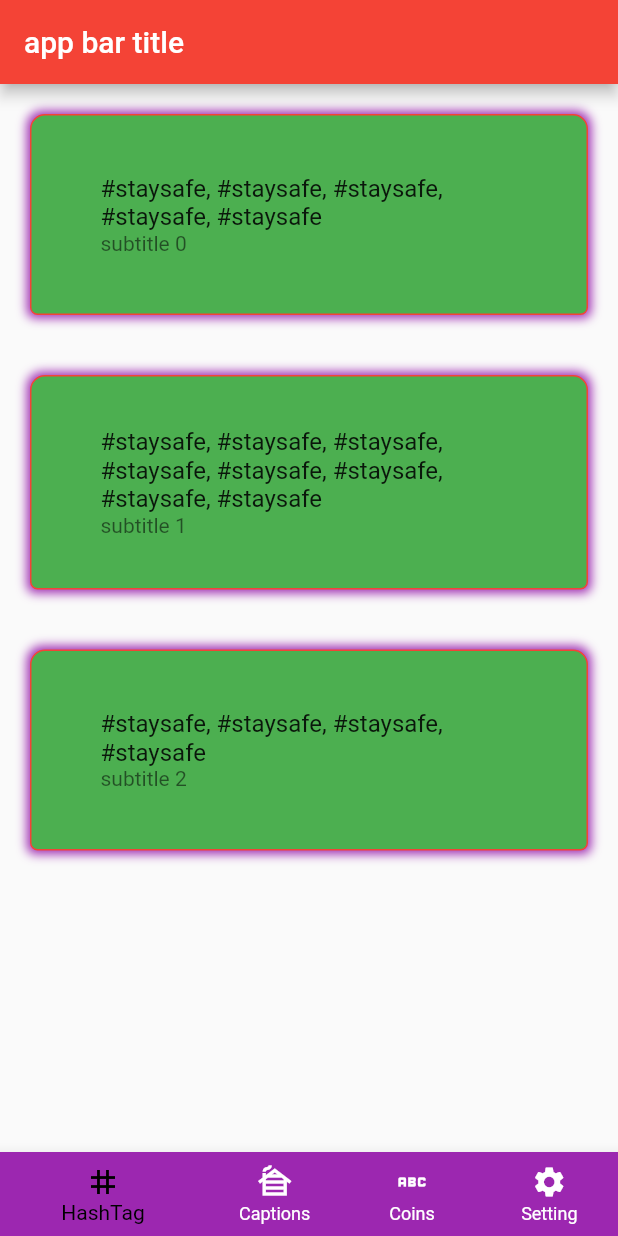
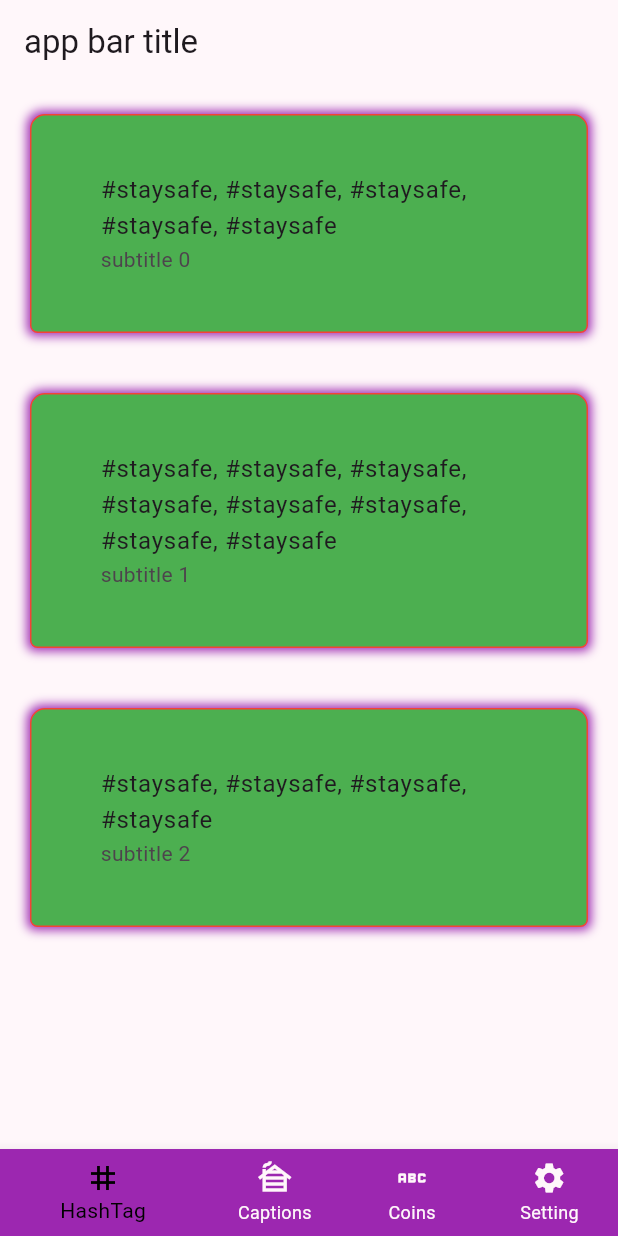
Before and after one commit to cqhcqhcqh/recommend_tags, a Flutter app: the screen it shows after launch, on a phone screen of 412 x 824 dp. Run offline on Flutter 3.47's test engine with Material 2 defaults, Android fonts, the phone set to English and light mode, and no system bars; our stand-ins replace dio; missing offline and left inert: dart:ffi.

Commit message:
使用 Provider 改造statefuleWidget

```diff
--- a/lib/Models/CoinsModel.dart
+++ b/lib/Models/CoinsModel.dart
@@ -12,7 +12,7 @@ class CoinsModel {
 
 @JsonSerializable()
 class CoinModel {
-  final double price;
+  final String price;
   final double coin;
   CoinModel({required this.price, required this.coin});
   Map<String, dynamic> toJson() => _$CoinModelToJson(this);
--- a/lib/RemoteAPI/CoinsRemoteAPI.dart
+++ b/lib/RemoteAPI/CoinsRemoteAPI.dart
@@ -25,7 +25,7 @@ final Map<String, dynamic> coins = {
   'coins': [
     {
       'coin': 100,
-      'prices': '\$0.99',
+      'price': '\$0.99',
     },
     {
       'coin': 300,
--- a/lib/Widget/CaptionsWidget.dart
+++ b/lib/Widget/CaptionsWidget.dart
@@ -4,7 +4,8 @@ import 'package:recommend_tags/Models/TagCatesModel.dart';
 import 'package:recommend_tags/RemoteAPI/CatesRemoteAPI.dart';
 
 class CaptionsWidget extends StatefulWidget {
-  const CaptionsWidget({super.key});
+  final CatesRemoteAPI remoteAPI;
+  const CaptionsWidget({super.key, required this.remoteAPI});
   @override
   State<CaptionsWidget> createState() {
     return CaptionsStatefulState();
@@ -44,5 +45,5 @@ class CaptionsStatefulState extends State<CaptionsWidget> {
     setState(() {});
   }
 
-  CatesRemoteAPI get remoteAPI => MyApp.container.catesAPI;
+  CatesRemoteAPI get remoteAPI => widget.remoteAPI;
 }
--- /dev/null
+++ b/lib/Widget/NavigationBarBuilder.dart
@@ -0,0 +1,11 @@
+
+import 'package:flutter/foundation.dart';
+
+class NavigationBarBuilder with ChangeNotifier {
+  int _selectedIndex = 0;
+  int get selectedIndex => _selectedIndex;
+  void updateSelectedIndex(int selectedIndex) {
+    _selectedIndex = selectedIndex;
+    notifyListeners();
+  }
+}
--- a/lib/Widget/TagsWidget.dart
+++ b/lib/Widget/TagsWidget.dart
@@ -1,12 +1,10 @@
-import 'dart:ffi';
-
 import 'package:flutter/material.dart';
 import 'package:recommend_tags/Models/HashTagsModel.dart';
 import 'package:recommend_tags/RemoteAPI/TagsRemoteAPI.dart';
-import 'package:recommend_tags/main.dart';
 
 class TagsWidget extends StatefulWidget {
-  const TagsWidget({super.key});
+  final TagsRemoteAPI remoteAPI;
+  const TagsWidget({super.key, required this.remoteAPI});
   @override
   State<TagsWidget> createState() {
     return TagsStatefulState();
@@ -33,16 +31,6 @@ class TagsStatefulState extends State<TagsWidget> {
       ),
       padding: const EdgeInsets.all(30),
       margin: const EdgeInsets.all(20),
-      child:
-          ListTile(title: Text(tag.content), subtitle: Text('subtitle $index')),
-    );
-    return DecoratedBox(
-      position: DecorationPosition.foreground,
-      decoration: BoxDecoration(
-        border: Border(
-          bottom: Divider.createBorderSide(context, color: divideColor),
-        ),
-      ),
       child:
           ListTile(title: Text(tag.content), subtitle: Text('subtitle $index')),
     );
@@ -86,5 +74,5 @@ class TagsStatefulState extends State<TagsWidget> {
     return tags?.length ?? 0;
   }
 
-  TagsRemoteAPI get remoteAPI => MyApp.container.tagsAPI;
+  TagsRemoteAPI get remoteAPI => widget.remoteAPI;
 }
--- /dev/null
+++ b/lib/common/theme.dart
@@ -0,0 +1,18 @@
+import 'package:flutter/material.dart';
+
+const Color primaryColor = Colors.purple;
+
+const TextStyle displayLarge = TextStyle(
+  fontFamily: 'Corben',
+  fontWeight: FontWeight.w700,
+  fontSize: 24,
+  color: Colors.black,
+);
+
+final appTheme = ThemeData(
+  colorSchemeSeed: primaryColor,
+  useMaterial3: true,
+  textTheme: const TextTheme(
+    displayLarge: displayLarge,
+  ),
+);
--- a/lib/main.dart
+++ b/lib/main.dart
@@ -1,9 +1,15 @@
 import 'package:flutter/material.dart';
+import 'package:recommend_tags/RemoteAPI/CatesRemoteAPI.dart';
+import 'package:recommend_tags/RemoteAPI/CoinsRemoteAPI.dart';
+import 'package:recommend_tags/RemoteAPI/TagsRemoteAPI.dart';
+import 'package:recommend_tags/common/theme.dart';
 import 'Widget/SettingsWidget.dart';
 import 'Widget/CaptionsWidget.dart';
 import 'Widget/CoinsWidget.dart';
 import 'Widget/TagsWidget.dart';
 import 'NavigationBar/TagsNavigationBar.dart';
+import 'Widget/NavigationBarBuilder.dart';
+import 'package:provider/provider.dart';
 
 void main() {
   runApp(const MyApp());
@@ -12,75 +18,50 @@ void main() {
 class MyApp extends StatelessWidget {
   const MyApp({super.key});
   static const String _title = 'HashTags';
-  static final NavigationBarDependencyContainer container =
-      NavigationBarDependencyContainer();
   // This widget is the root of your application.
   @override
   Widget build(BuildContext context) {
     return MaterialApp(
       title: _title,
-      theme: ThemeData(
-        // This is the theme of your application.
-        //
-        // Try running your application with "flutter run". You'll see the
-        // application has a blue toolbar. Then, without quitting the app, try
-        // changing the primarySwatch below to Colors.green and then invoke
-        // "hot reload" (press "r" in the console where you ran "flutter run",
-        // or simply save your changes to "hot reload" in a Flutter IDE).
-        // Notice that the counter didn't reset back to zero; the application
-        // is not restarted.
-        primarySwatch: Colors.red,
-      ),
-      home: const TarbarWidget(),
+      theme: appTheme,
+      home: ChangeNotifierProvider(create: (context) => NavigationBarBuilder(),
+       child: TarbarWidget()),
     );
   }
 }
 
-class TarbarWidget extends StatefulWidget {
-  const TarbarWidget({super.key});
-  @override
-  State<TarbarWidget> createState() {
-    return _TabbarWidgetState();
-  }
-}
+class TarbarWidget extends StatelessWidget {
+  TarbarWidget({super.key});
+  final List<Widget> _widgetOptions = <Widget>[
+    TagsWidget(remoteAPI: TagsRemoteAPI(),),
+    CaptionsWidget(remoteAPI: CatesRemoteAPI(),),
+    CoinsWidget(remoteAPI: CoinsRemoteAPI(),),
+    const AppSettingsWidget(),
+  ];
 
-class _TabbarWidgetState extends State<TarbarWidget> {
-  int _selectedIndex = 0;
-  static const List<Widget> _widgetOptions = <Widget>[
-    TagsWidget(),
-    CaptionsWidget(),
-    CoinsWidget(),
-    AppSettingsWidget(),
+  final List<BottomNavigationBarItem> items = [
+      const BottomNavigationBarItem(
+          icon: Icon(Icons.tag), label: "HashTag", backgroundColor: primaryColor),
+      const BottomNavigationBarItem(
+          icon: Icon(Icons.cabin), label: "Captions", backgroundColor: primaryColor),
+      const BottomNavigationBarItem(
+          icon: Icon(Icons.abc), label: "Coins", backgroundColor: primaryColor),
+      const BottomNavigationBarItem(
+          icon: Icon(Icons.settings), label: "Setting", backgroundColor: primaryColor),
   ];
-  void _onItemTapped(int index) {
-    setState(() {
-      _selectedIndex = index;
-    });
-  }
 
   @override
   Widget build(BuildContext context) {
-    const Color theme = Colors.purple;
-    final List<BottomNavigationBarItem> items = [
-      const BottomNavigationBarItem(
-          icon: Icon(Icons.tag), label: "HashTag", backgroundColor: theme),
-      const BottomNavigationBarItem(
-          icon: Icon(Icons.cabin), label: "Captions", backgroundColor: theme),
-      const BottomNavigationBarItem(
-          icon: Icon(Icons.abc), label: "Coins", backgroundColor: theme),
-      const BottomNavigationBarItem(
-          icon: Icon(Icons.settings), label: "Setting", backgroundColor: theme),
-    ];
     return Scaffold(
       appBar: AppBar(
         title: const Text("app bar title"),
       ),
-      body: Center(child: _widgetOptions.elementAt(_selectedIndex)),
-      bottomNavigationBar: TagsNavigationBar(
+      body: Center(child: Consumer<NavigationBarBuilder>(builder: (context, value, child) => _widgetOptions[value.selectedIndex],)),
+      bottomNavigationBar: Consumer<NavigationBarBuilder>(builder: (context, value, child) => TagsNavigationBar(
         items: items,
-        currentIndex: _selectedIndex,
-        onTap: _onItemTapped,
-      ),
+        currentIndex: value.selectedIndex,
+        onTap: value.updateSelectedIndex,
+      )),
     );
   }
 }
--- a/pubspec.yaml
+++ b/pubspec.yaml
@@ -38,6 +38,7 @@ dependencies:
   dio: ^5.0.2
   json_serializable: ^6.6.1
   build_runner: ^2.3.3
+  provider: ^6.0.5
 
 dev_dependencies:
   flutter_test:
```
Also changed, not shown: lib/Widget/CoinsWidget.dart (+4 -3 lines), lib/Models/CoinsModel.g.dart, pubspec.lock.
